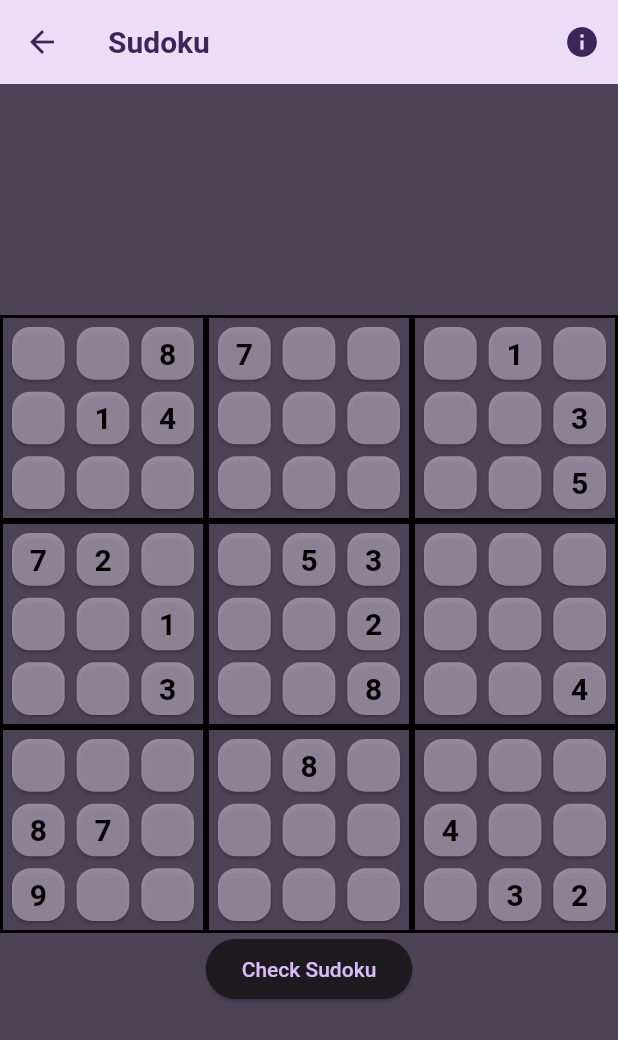
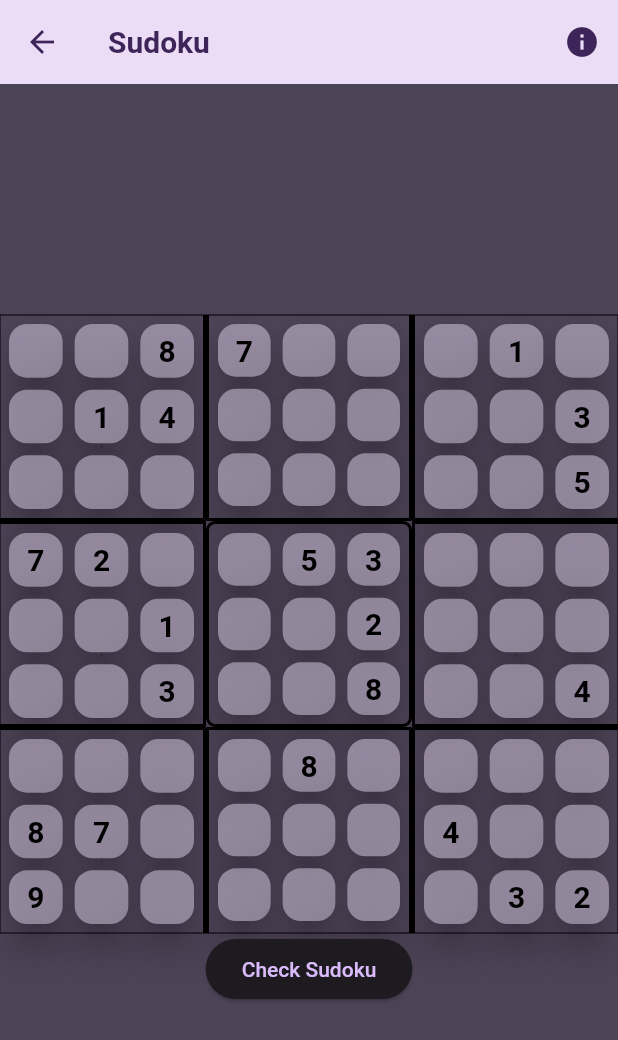
Before and after one commit to Ahmedazim7804/sudokuApp, a Flutter app: the screen it shows after launch, after a tap on "Play", on a phone screen of 412 x 824 dp. Shown: the top 1040 px of the screen. Run offline on Flutter 3.47's test engine with Material 2 defaults, Android fonts, the light colour scheme and no system bars.

Commit message:
better grid lines

```diff
--- a/lib/widgets/cell.dart
+++ b/lib/widgets/cell.dart
@@ -102,6 +102,7 @@ class _Cell extends State<Cell> {
     return GestureDetector(
       onTap: widget.disabled ? null : _showMenu,
       child: Card(
+        elevation: 10,
         color: widget.color,
         child: Container(
           decoration: BoxDecoration(
--- a/lib/widgets/subGrid.dart
+++ b/lib/widgets/subGrid.dart
@@ -2,16 +2,25 @@ import 'package:flutter/material.dart';
 import 'package:sudoku/widgets/cell.dart';
 
 class SubGrid extends StatelessWidget {
-  const SubGrid(this.thisGridCells, {super.key});
+  const SubGrid(this.thisGridCells, this.gridNumber, {super.key});
 
   final List<Cell> thisGridCells;
+  final int gridNumber;
 
   @override
   Widget build(BuildContext context) {
+    BorderSide left = BorderSide(width: gridNumber % 3 > 0 ? 2 : 0);
+    BorderSide top = BorderSide(width: gridNumber ~/ 3 > 0 ? 2 : 0);
+    BorderSide right = BorderSide(width: gridNumber % 3 < 2 ? 2 : 0);
+    BorderSide bottom = BorderSide(width: gridNumber ~/ 3 < 2 ? 2 : 0);
+
+    BoxDecoration decoration = BoxDecoration(
+        border: Border(left: left, top: top, right: right, bottom: bottom),
+        borderRadius: const BorderRadius.all(Radius.circular(6)));
+
     return GridTile(
       child: Container(
-        decoration:
-            BoxDecoration(border: Border.all(color: Colors.black, width: 2)),
+        decoration: decoration,
         child: GridView.count(
             padding: const EdgeInsets.all(2),
             crossAxisCount: 3,
--- a/lib/widgets/sudokuGrid.dart
+++ b/lib/widgets/sudokuGrid.dart
@@ -132,15 +132,15 @@ class SudokuGrid extends StatelessWidget {
                       shrinkWrap: true,
                       crossAxisCount: 3,
                       children: [
-                        SubGrid(thisGridCells(0)),
-                        SubGrid(thisGridCells(1)),
-                        SubGrid(thisGridCells(2)),
-                        SubGrid(thisGridCells(3)),
-                        SubGrid(thisGridCells(4)),
-                        SubGrid(thisGridCells(5)),
-                        SubGrid(thisGridCells(6)),
-                        SubGrid(thisGridCells(7)),
-                        SubGrid(thisGridCells(8)),
+                        SubGrid(thisGridCells(0), 0),
+                        SubGrid(thisGridCells(1), 1),
+                        SubGrid(thisGridCells(2), 2),
+                        SubGrid(thisGridCells(3), 3),
+                        SubGrid(thisGridCells(4), 4),
+                        SubGrid(thisGridCells(5), 5),
+                        SubGrid(thisGridCells(6), 6),
+                        SubGrid(thisGridCells(7), 7),
+                        SubGrid(thisGridCells(8), 8),
                       ],
                     ),
                     ElevatedButton(
```
